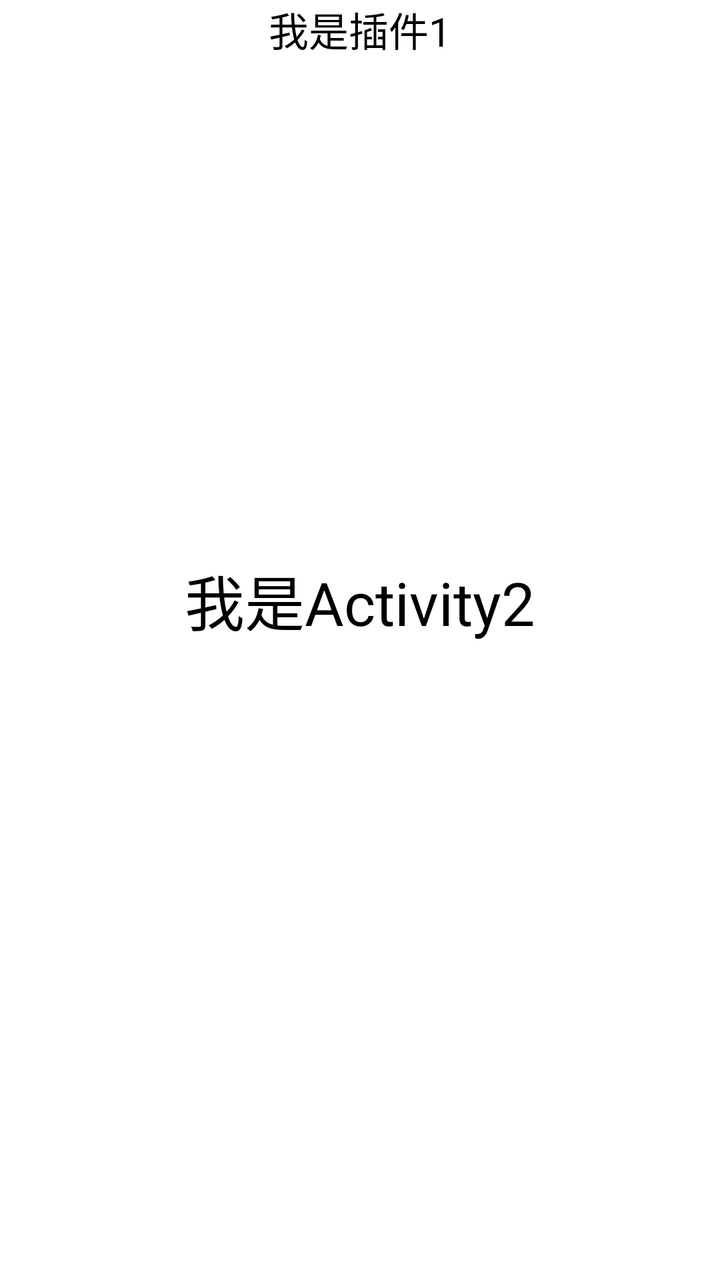
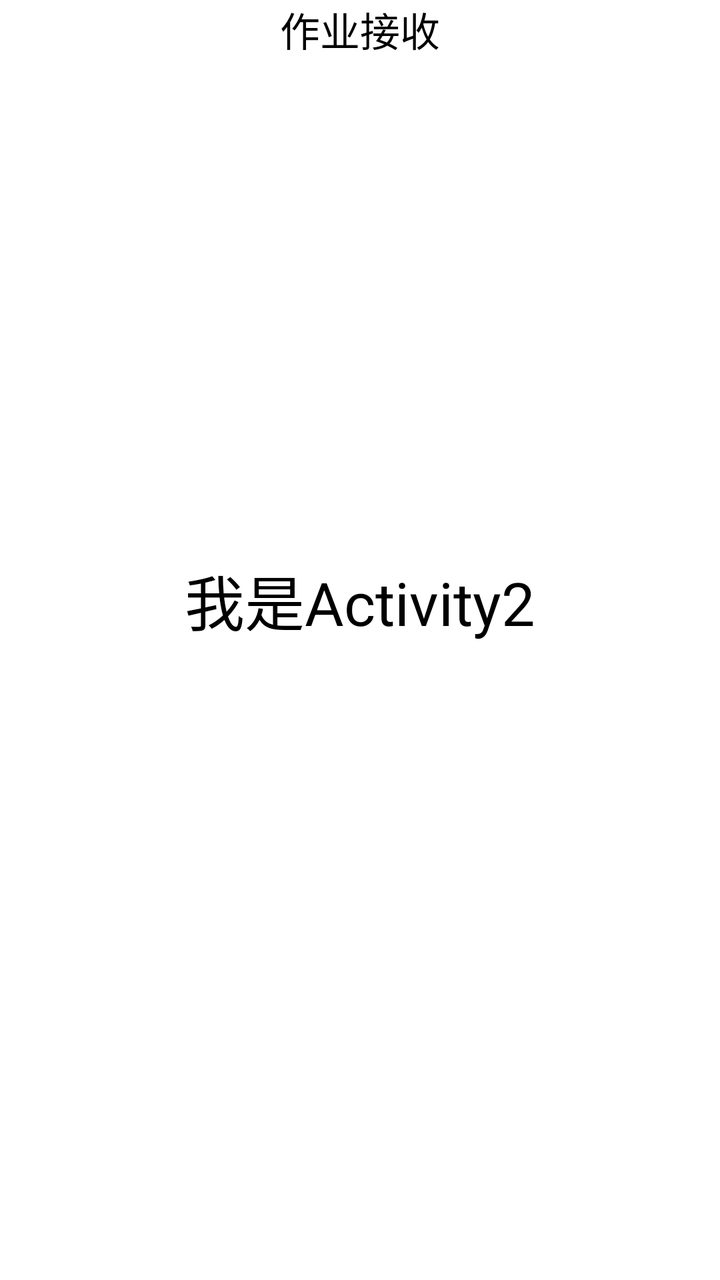

Two renders of the same Android screen: before a commit and after it. Below are the layout's source before the change and the commit's diff.
<!-- AndroidManifest.xml: application theme AppTheme -->
<!-- res/layout/acticity_main2.xml -->
<?xml version="1.0" encoding="utf-8"?>
<RelativeLayout xmlns:android="http://schemas.android.com/apk/res/android"
    android:layout_width="match_parent"
    android:background="#FFFFFF"
    android:orientation="vertical"
    android:layout_height="match_parent">
   <TextView
       android:layout_width="wrap_content"
       android:layout_height="wrap_content"
       android:textColor="#000000"
       android:layout_centerHorizontal="true"
       android:textSize="20sp"
       android:text="我是插件1" />

   <LinearLayout
       android:layout_width="wrap_content"
       android:orientation="vertical"
       android:layout_centerInParent="true"
       android:layout_height="wrap_content">


      <TextView
          android:layout_width="wrap_content"
          android:text="我是Activity2"
          android:textColor="#000000"
          android:textSize="30sp"
          android:layout_height="wrap_content"/>

      <TextView
          android:id="@+id/tv_canshu_info"
          android:layout_width="wrap_content"
          android:text=""
          android:textColor="#000000"
          android:textSize="30sp"
          android:layout_height="wrap_content"/>

   </LinearLayout>



</RelativeLayout>
<!-- resources referenced by this layout -->
<resources>
  <style name="AppTheme" parent="android:Theme.NoTitleBar" />
</resources>

<!-- the commit's change to res/layout/acticity_main2.xml (unified diff, before → after) -->
@@ -10,7 +10,9 @@
        android:textColor="#000000"
        android:layout_centerHorizontal="true"
        android:textSize="20sp"
-       android:text="我是插件1" />
+       android:text="作业接收" />
+
+
 
    <LinearLayout
        android:layout_width="wrap_content"
